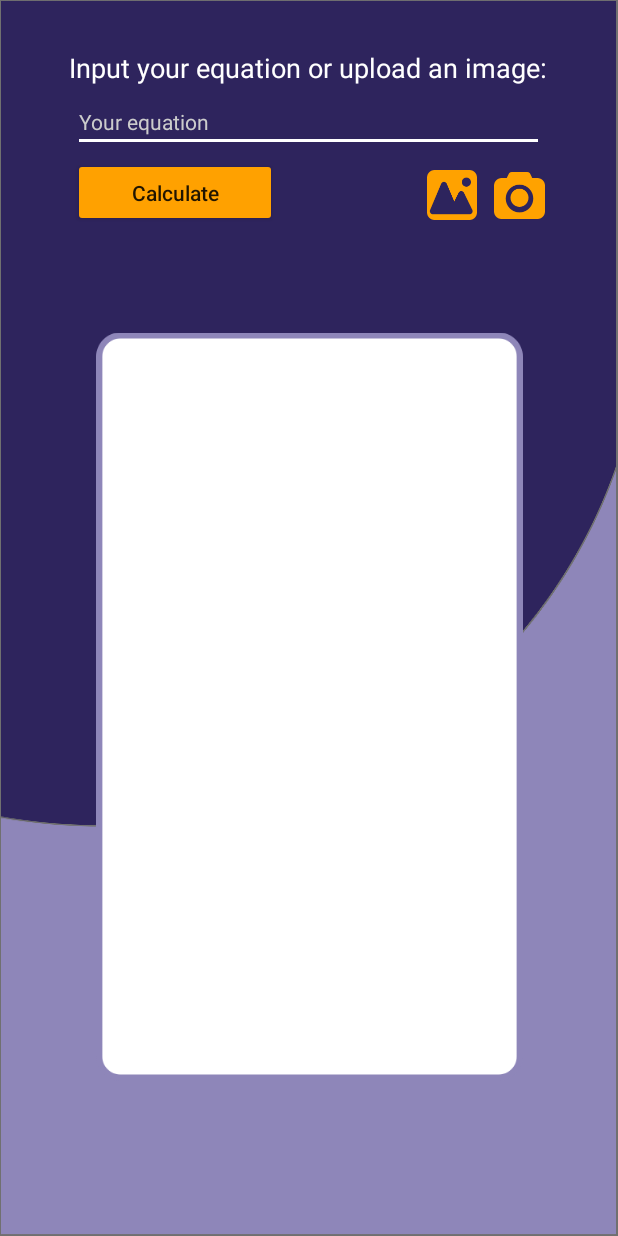
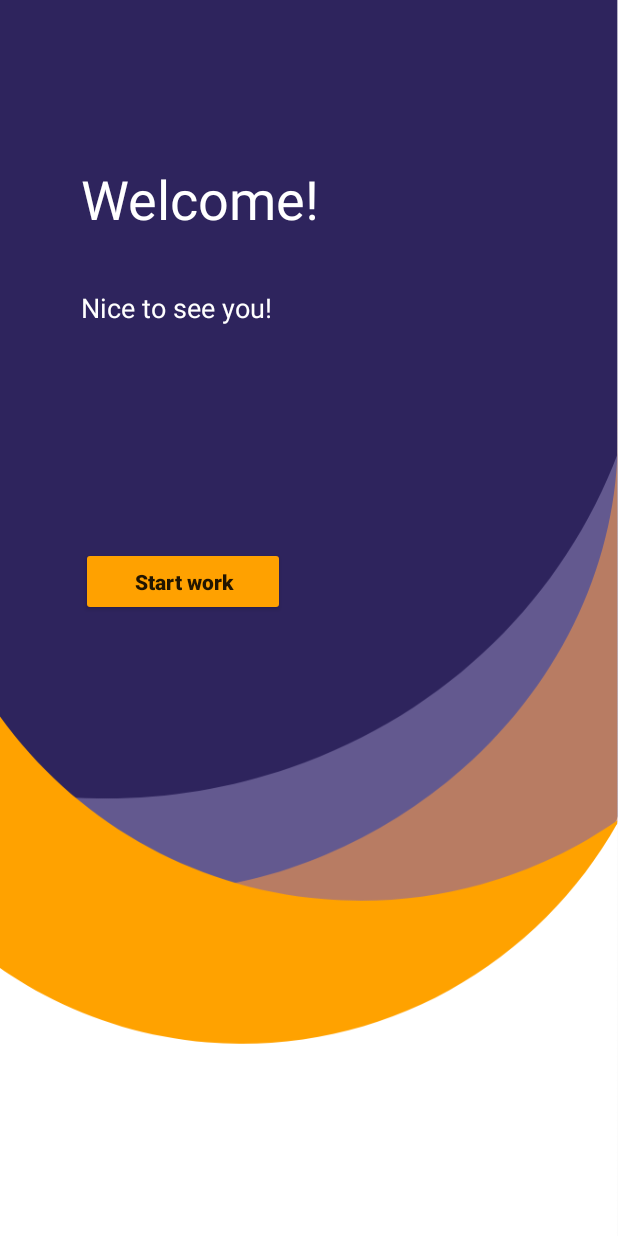
Before and after one commit to ARASKES/Latex-droid, an Android app: the screen it shows after launch (MainActivity before the commit, WelcomeActivity after it), on a phone screen of 412 x 824 dp. Run offline under Robolectric (Android 15) with nearby library versions, the phone set to English and light mode, and no system bars.

Commit message:
Welcome activity added as a startup one and filled

```diff
--- a/app/src/main/AndroidManifest.xml
+++ b/app/src/main/AndroidManifest.xml
@@ -2,9 +2,19 @@
 <manifest xmlns:android="http://schemas.android.com/apk/res/android"
     package="com.mirea.bsbo0419.latexdroid">
 
-    <uses-permission android:name="android.permission.READ_EXTERNAL_STORAGE" android:maxSdkVersion="28" />
+    <uses-permission
+        android:name="android.permission.READ_EXTERNAL_STORAGE"
+        android:maxSdkVersion="28" />
 
-    <uses-feature android:name="android.hardware.camera2" android:required="true" />
+    <uses-feature
+        android:name="android.hardware.camera2"
+        android:required="true" />
+
+    <queries>
+        <intent>
+            <action android:name="android.media.action.IMAGE_CAPTURE" />
+        </intent>
+    </queries>
 
     <application
         android:allowBackup="true"
@@ -13,14 +23,19 @@
         android:roundIcon="@mipmap/ic_launcher_round"
         android:supportsRtl="true"
         android:theme="@style/Theme.LatexDroid">
-        <activity android:name=".MainActivity">
+        <activity android:name=".WelcomeActivity">
             <intent-filter>
                 <action android:name="android.intent.action.MAIN" />
 
                 <category android:name="android.intent.category.LAUNCHER" />
             </intent-filter>
         </activity>
-
+        <activity android:name=".MainActivity"
+            android:parentActivityName=".WelcomeActivity">
+            <meta-data
+                android:name="android.support.PARENT_ACTIVITY"
+                android:value=".WelcomeActivity" />
+        </activity>
         <provider
             android:name="androidx.core.content.FileProvider"
             android:authorities="com.example.android.fileprovider"
@@ -32,9 +47,4 @@
         </provider>
     </application>
 
-    <queries>
-        <intent>
-            <action android:name="android.media.action.IMAGE_CAPTURE" />
-        </intent>
-    </queries>
 </manifest>
--- /dev/null
+++ b/app/src/main/java/com/mirea/bsbo0419/latexdroid/WelcomeActivity.java
@@ -0,0 +1,22 @@
+package com.mirea.bsbo0419.latexdroid;
+
+import androidx.appcompat.app.AppCompatActivity;
+
+import android.content.Intent;
+import android.os.Bundle;
+import android.view.View;
+
+public class WelcomeActivity extends AppCompatActivity {
+
+
+    @Override
+    protected void onCreate(Bundle savedInstanceState) {
+        super.onCreate(savedInstanceState);
+        setContentView(R.layout.activity_welcome);
+    }
+
+    public void ProceedToMain(View view) {
+        Intent intent = new Intent(this, MainActivity.class);
+        startActivity(intent);
+    }
+}
--- /dev/null
+++ b/app/src/main/res/layout/activity_welcome.xml
@@ -0,0 +1,56 @@
+<?xml version="1.0" encoding="utf-8"?>
+<androidx.constraintlayout.widget.ConstraintLayout xmlns:android="http://schemas.android.com/apk/res/android"
+    xmlns:app="http://schemas.android.com/apk/res-auto"
+    xmlns:tools="http://schemas.android.com/tools"
+    android:layout_width="match_parent"
+    android:layout_height="match_parent"
+    android:background="@drawable/welcome_background"
+    tools:context=".WelcomeActivity">
+
+    <TextView
+        android:id="@+id/welcome_title"
+        android:layout_width="wrap_content"
+        android:layout_height="wrap_content"
+        android:text="@string/welcome_title_text"
+        android:textColor="@color/primary_text_color"
+        android:textSize="36sp"
+        app:layout_constraintBottom_toBottomOf="parent"
+        app:layout_constraintEnd_toEndOf="parent"
+        app:layout_constraintHorizontal_bias="0.214"
+        app:layout_constraintStart_toStartOf="parent"
+        app:layout_constraintTop_toTopOf="parent"
+        app:layout_constraintVertical_bias="0.139" />
+
+    <TextView
+        android:id="@+id/welcome_subtitle"
+        android:layout_width="wrap_content"
+        android:layout_height="wrap_content"
+        android:layout_marginTop="36dp"
+        android:text="@string/welcome_subtitle_text"
+        android:textColor="@color/primary_text_color"
+        android:textSize="18sp"
+        app:layout_constraintBottom_toBottomOf="parent"
+        app:layout_constraintEnd_toEndOf="parent"
+        app:layout_constraintHorizontal_bias="0.0"
+        app:layout_constraintStart_toStartOf="@+id/welcome_title"
+        app:layout_constraintTop_toBottomOf="@+id/welcome_title"
+        app:layout_constraintVertical_bias="0.0" />
+
+    <Button
+        android:id="@+id/startButton"
+        android:layout_width="136dp"
+        android:layout_height="46dp"
+        android:layout_marginTop="96dp"
+        android:backgroundTint="@color/secondary_color"
+        android:onClick="ProceedToMain"
+        android:text="@string/start_button_text"
+        android:textAllCaps="false"
+        android:textStyle="bold"
+        app:layout_constraintBottom_toBottomOf="parent"
+        app:layout_constraintEnd_toEndOf="parent"
+        app:layout_constraintHorizontal_bias="0.0"
+        app:layout_constraintStart_toStartOf="@+id/welcome_subtitle"
+        app:layout_constraintTop_toBottomOf="@+id/welcome_subtitle"
+        app:layout_constraintVertical_bias="0.111"
+        tools:targetApi="lollipop" />
+</androidx.constraintlayout.widget.ConstraintLayout>
--- a/app/src/main/res/values-night/themes.xml
+++ b/app/src/main/res/values-night/themes.xml
@@ -12,5 +12,6 @@
         <!-- Status bar color. -->
         <item name="android:statusBarColor" tools:targetApi="l">?attr/colorPrimaryVariant</item>
         <!-- Customize your theme here. -->
+        <item name="android:fontFamily">@font/montserrat_light</item>
     </style>
 </resources>
--- a/app/src/main/res/values/colors.xml
+++ b/app/src/main/res/values/colors.xml
@@ -2,7 +2,6 @@
 <resources>
     <color name="purple_200">#FFBB86FC</color>
     <color name="purple_500">#FF6200EE</color>
-    <color name="purple_700">#FF3700B3</color>
     <color name="teal_200">#FF03DAC5</color>
     <color name="teal_700">#FF018786</color>
     <color name="black">#FF000000</color>
--- a/app/src/main/res/values/strings.xml
+++ b/app/src/main/res/values/strings.xml
@@ -1,9 +1,16 @@
 <resources>
     <string name="app_name">LatexDroid</string>
-    <string name="main_title">Input your equation or upload an image:</string>
+    <!-- Welcome activity -->
+    <string name="welcome_title_text">Welcome!</string>
+    <string name="welcome_subtitle_text">Nice to see you!</string>
+    <string name="start_button_text">Start work</string>
+    <!-- Main activity -->
+    <string name="main_title">Input your equation or upload an image</string>
     <string name="input_field_hint">Your equation</string>
     <string name="calculate_button_text">Calculate</string>
-    <!-- Content descriptions -->
-    <string name="gallery_button_desc">Upload an image from device</string>
-    <string name="camera_button_desc">Capture image</string>
+    <string name="answer_hint_text">The answer will be here</string>
+        <!-- Content descriptions -->
+    <string name="gallery_button_desc">Upload an image from device.</string>
+    <string name="camera_button_desc">Capture image.</string>
+    <string name="answer_window_desc">The window for answer display.</string>
 </resources>
```
Also changed, not shown: app/src/main/res/drawable-hdpi/welcome_background.png (added), app/src/main/res/drawable-ldpi/welcome_background.png (added), app/src/main/res/drawable-mdpi/welcome_background.png (added), app/src/main/res/drawable-xhdpi/welcome_background.png (added), app/src/main/res/drawable-xxhdpi/welcome_background.png (added), app/src/main/res/drawable-xxxhdpi/welcome_background.png (added).
